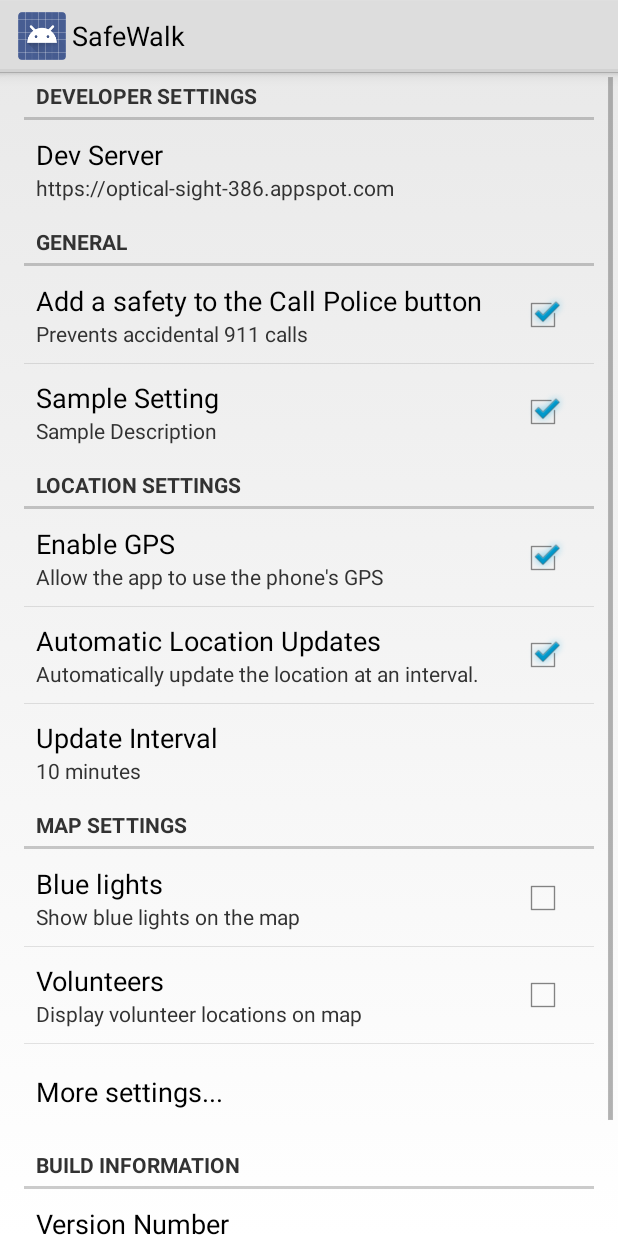
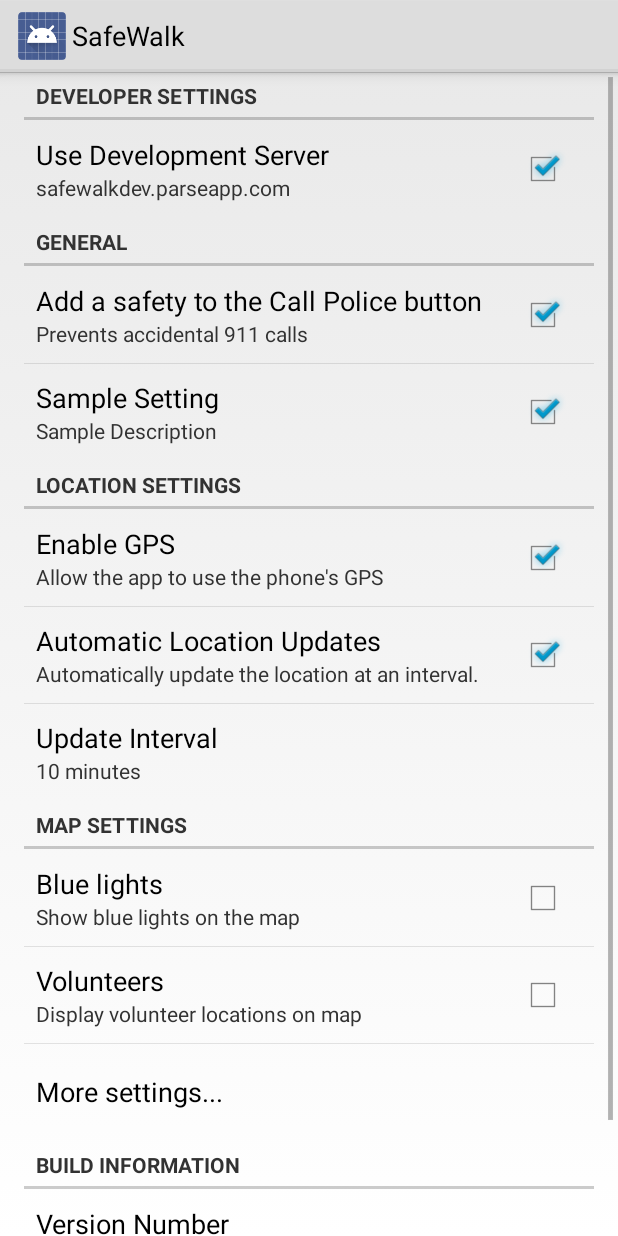
Before and after one commit to srivast6/SafeWalk, an Android app: the fragment SettingsFragment shown on its own in the app's theme, on a phone screen of 412 x 824 dp. Run offline under Robolectric (Android 15) with nearby library versions, the light colour scheme and no system bars.

Commit message:
Change Server Pref

```diff
--- a/android/SafeWalk/app/src/main/res/xml/preferences.xml
+++ b/android/SafeWalk/app/src/main/res/xml/preferences.xml
@@ -4,13 +4,12 @@
     <PreferenceCategory
         android:key="pref_key_developer_settings"
         android:title="Developer Settings" >
-
-        <EditTextPreference
-            android:defaultValue="@string/pref_server_default"
-            android:dialogMessage="Server IP"
-            android:dialogTitle="Title"
-            android:key="pref_server"
-            android:title="Dev Server" />
+        <CheckBoxPreference
+            android:defaultValue="true"
+            android:key="pref_use_dev_server"
+            android:title="Use Development Server"
+            android:summary="safewalkdev.parseapp.com"
+            />
     </PreferenceCategory>
     <PreferenceCategory
         android:key="pref_key_storage_settings"
```
Also changed, not shown: android/SafeWalk/app/src/main/java/edu/purdue/safewalk/settings/SettingsFragment.java (+23 -1 lines), 4 other files.
